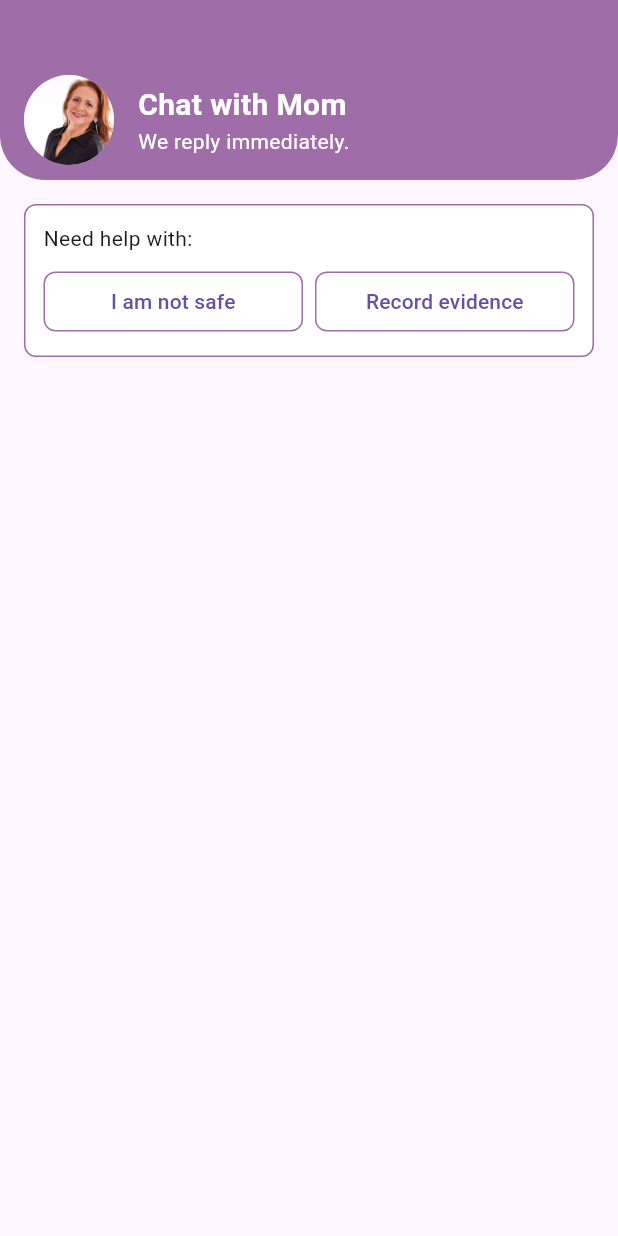
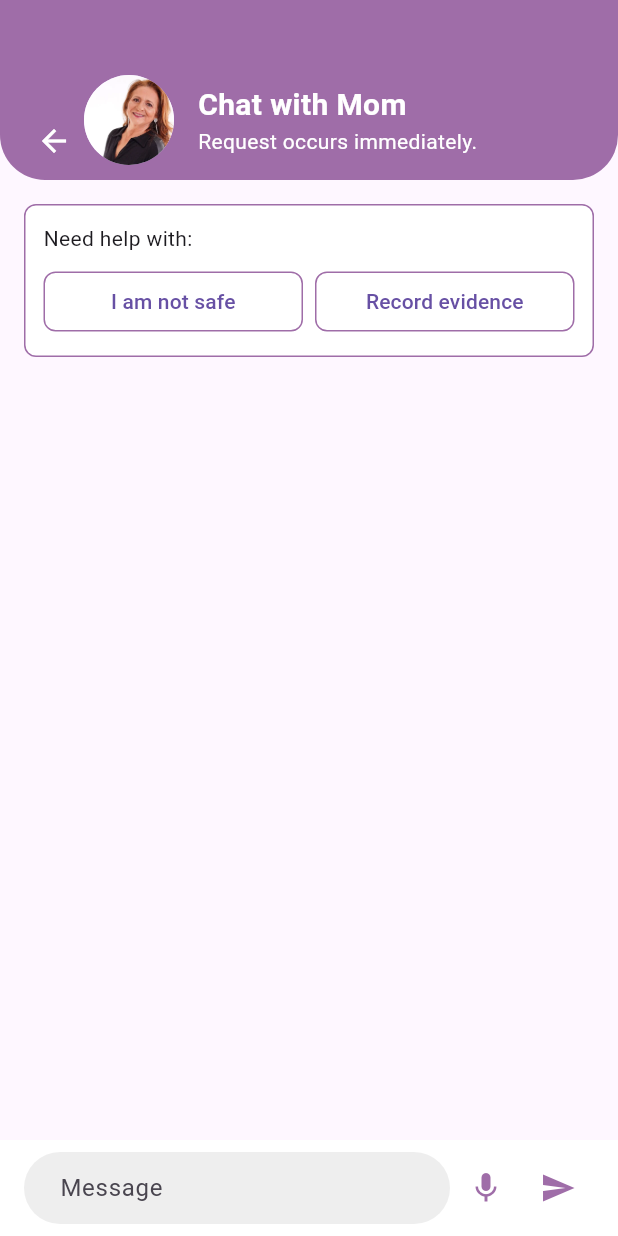
Before and after one commit to matshepo13/Hluvukiso-App, a Flutter app: the ChatWithMomPage screen opened directly, on a phone screen of 412 x 824 dp. Run offline on Flutter 3.47's test engine with Material 3 defaults, Android fonts, the phone set to English and light mode, and no system bars; our stand-ins replace logger.

Commit message:
updated the template view

```diff
--- a/lib/main.dart
+++ b/lib/main.dart
@@ -12,7 +12,7 @@ class MyApp extends StatelessWidget {
   @override
   Widget build(BuildContext context) {
     return MaterialApp(
-      title: 'Lifts',
+      title: 'Hluvukisp',
       theme: ThemeData(
         primarySwatch: Colors.blue,
       ),
--- a/lib/pages/ChatWithMomPage.dart
+++ b/lib/pages/ChatWithMomPage.dart
@@ -22,8 +22,20 @@ class ChatWithMomPage extends StatelessWidget {
                 bottomRight: Radius.circular(30),
               ),
             ),
-            child: Padding(
-              padding: const EdgeInsets.only(top: 40.0, left: 16.0, right: 16.0),
+            child: Stack(
+              children: [
+                Positioned(
+                  top: 70.0,
+                  left: 12.0,
+                  child: IconButton(
+                    icon: const Icon(Icons.arrow_back, color: Colors.white),
+                    onPressed: () {
+                      Navigator.pop(context);
+                    },
+                  ),
+                ),
+                Padding(
+                  padding: const EdgeInsets.only(top: 40.0, left: 56.0, right: 16.0),
                   child: Row(
                     children: [
                       CircleAvatar(
@@ -44,7 +56,7 @@ class ChatWithMomPage extends StatelessWidget {
                             ),
                           ),
                           Text(
-                        'We reply immediately.',
+                            'Request occurs immediately.',
                             style: TextStyle(
                               color: Colors.white,
                               fontSize: 14,
@@ -55,12 +67,16 @@ class ChatWithMomPage extends StatelessWidget {
                     ],
                   ),
                 ),
+              ],
+            ),
           ),
           backgroundColor: Colors.transparent,
           elevation: 0,
         ),
       ),
-      body: Padding(
+      body: Stack(
+        children: [
+          Padding(
             padding: const EdgeInsets.all(16.0),
             child: Column(
               children: [
@@ -120,6 +136,43 @@ class ChatWithMomPage extends StatelessWidget {
               ],
             ),
           ),
+          Positioned(
+            bottom: 0,
+            left: 0,
+            right: 0,
+            child: Container(
+              padding: const EdgeInsets.symmetric(horizontal: 16.0, vertical: 8.0),
+              color: Colors.white,
+              child: Row(
+                children: [
+                  Expanded(
+                    child: TextField(
+                      decoration: InputDecoration(
+                        hintText: 'Message',
+                        border: OutlineInputBorder(
+                          borderRadius: BorderRadius.circular(30.0),
+                          borderSide: BorderSide.none,
+                        ),
+                        filled: true,
+                        fillColor: Colors.grey[200],
+                        contentPadding: const EdgeInsets.symmetric(horizontal: 20.0),
+                      ),
+                    ),
+                  ),
+                  IconButton(
+                    icon: Icon(Icons.mic, color: Color.fromARGB(255, 159, 109, 168)),
+                    onPressed: () {},
+                  ),
+                  IconButton(
+                    icon: Icon(Icons.send, color: Color.fromARGB(255, 159, 109, 168)),
+                    onPressed: () {},
+                  ),
+                ],
+              ),
+            ),
+          ),
+        ],
+      ),
     );
   }
 }
```
Lines whose indentation alone changed are shown as unchanged.
